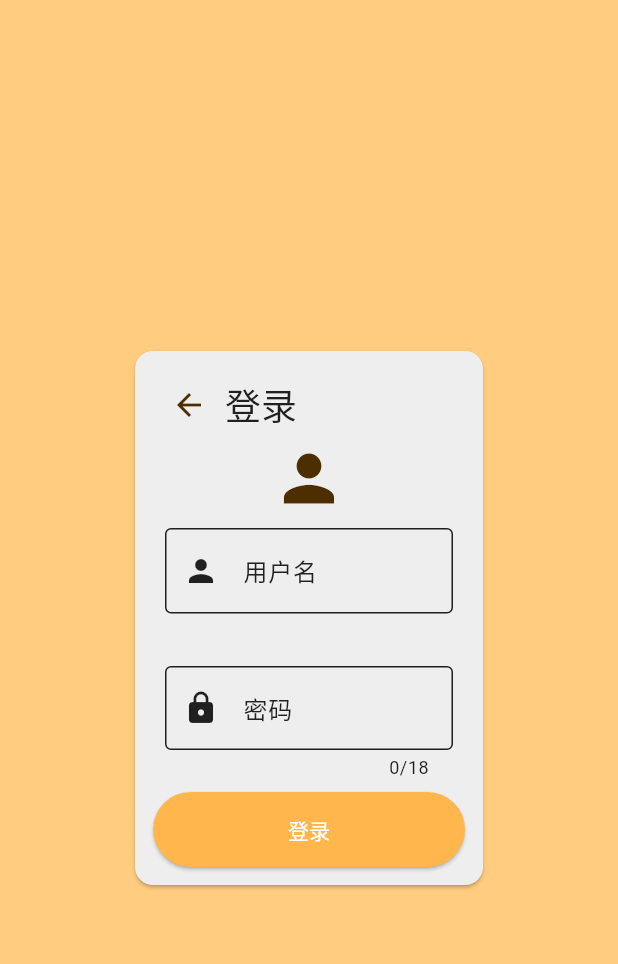
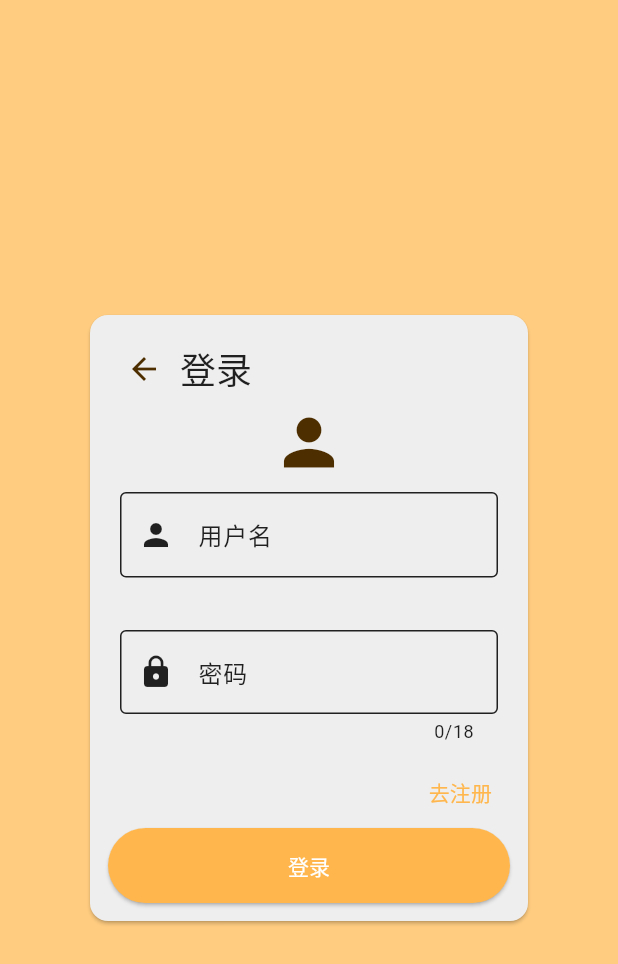
Before and after one commit to Yin-Jinlong/h-nas-community, a Flutter app: the screen it shows after launch, after a tap on the "menu" icon, after a tap on the "swap vert" icon, after a tap on the "person" icon, on a phone screen of 412 x 824 dp. Shown: the top 964 px of the screen. Run offline on Flutter 3.47's test engine with Material 3 defaults, Android fonts, the phone set to English and light mode, and no system bars; our stand-ins replace bot_toast, dio, flutter_breadcrumb, flutter_colorpicker, flutter_settings_screens, flutter_speed_dial and 3 more; missing offline and left inert: context_menus, universal_html; generated files the repository leaves out were written again; network calls fail.

Commit message:
feat: 添加注册页

```diff
--- /dev/null
+++ b/client/lib/components/tab_page.dart
@@ -0,0 +1,23 @@
+import 'package:flutter/cupertino.dart';
+
+class TabPage extends StatefulWidget {
+  final List<Widget> children;
+  final int index;
+
+  const TabPage({super.key, required this.children, required this.index});
+
+  @override
+  State createState() => _PageViewState();
+}
+
+class _PageViewState extends State<TabPage> {
+  @override
+  Widget build(BuildContext context) {
+    return Expanded(
+      child: AnimatedSwitcher(
+        duration: Duration(milliseconds: 300),
+        child: widget.children[widget.index],
+      ),
+    );
+  }
+}
--- a/client/lib/l10n/intl_en.arb
+++ b/client/lib/l10n/intl_en.arb
@@ -16,13 +16,17 @@
   "file_info_media_type": "Media Type",
   "file_info_path": "File Path",
   "file_info_update_time": "Update Time",
+  "goto_login": "Go to login",
+  "goto_logon": "Go to logon",
   "info": "Info",
   "language": "Language",
   "login": "Login",
+  "logon": "Logon",
   "no_data": "No Data",
   "now": "Now: ",
   "ok": "OK",
   "password": "password",
+  "password2": "confirm password",
   "pick_color": "Pick a color",
   "refresh": "Refresh",
   "scan_login": "Scan code to log in",
--- a/client/lib/l10n/intl_zh.arb
+++ b/client/lib/l10n/intl_zh.arb
@@ -16,13 +16,17 @@
   "file_info_media_type": "媒体类型",
   "file_info_path": "文件路径",
   "file_info_update_time": "更新时间",
+  "goto_login": "去登录",
+  "goto_logon": "去注册",
   "info": "信息",
   "language": "语言",
   "login": "登录",
+  "logon": "注册",
   "no_data": "空空如也",
   "now": "当前：",
   "ok": "确定",
   "password": "密码",
+  "password2": "确认密码",
   "pick_color": "选择颜色",
   "refresh": "刷新",
   "scan_login": "扫码登录",
--- a/client/lib/pages/login_logon/login_logon.dart
+++ b/client/lib/pages/login_logon/login_logon.dart
@@ -1,4 +1,5 @@
 import 'package:flutter/material.dart';
+import 'package:h_nas/components/tab_page.dart';
 import 'package:h_nas/model/user_model.dart';
 import 'package:h_nas/utils/api.dart';
 import 'package:h_nas/utils/toast.dart';
@@ -6,6 +7,9 @@ import 'package:provider/provider.dart';
 import 'package:universal_platform/universal_platform.dart';
 
 import '../../generated/l10n.dart';
+
+part 'login_logon.login.dart';
+part 'login_logon.logon.dart';
 
 class LogInOnPage extends StatefulWidget {
   const LogInOnPage({super.key});
@@ -17,6 +21,8 @@ class LogInOnPage extends StatefulWidget {
 }
 
 class _LogInOnPageState extends State<LogInOnPage> {
+  var pageIndex = 0;
+
   @override
   Widget build(BuildContext context) {
     return Scaffold(
@@ -25,44 +31,13 @@ class _LogInOnPageState extends State<LogInOnPage> {
         child: IntrinsicWidth(
           child: IntrinsicHeight(
             child: ConstrainedBox(
-              constraints: BoxConstraints(minWidth: 240),
+              constraints: BoxConstraints(minWidth: 300),
               child: Card(
                 child: Padding(
                   padding: EdgeInsets.all(12),
-                  child: Stack(children: [_LoginWidget(), _qrLayout()]),
-                ),
-              ),
-            ),
-          ),
-        ),
-      ),
-    );
-  }
-}
-
-class _LoginWidget extends StatefulWidget {
-  @override
-  State createState() {
-    return _LoginState();
-  }
-}
-
-class _LoginState extends State<_LoginWidget> {
-  final logid = TextEditingController(), password = TextEditingController();
-
-  _login() {
-    API.login(logid.text, password.text).then((v) {
-      if (v != null) {
-        Toast.showSuccess('Hi ${v.nick}!');
-        Provider.of<UserModel>(context, listen: false).set(v);
-        Navigator.of(context).pop();
-      }
-    });
-  }
-
-  @override
-  Widget build(BuildContext context) {
-    return Column(
+                  child: Stack(
+                    children: [
+                      Column(
                         children: [
                           Row(
                             children: [
@@ -70,52 +45,53 @@ class _LoginState extends State<_LoginWidget> {
                                 onPressed: () {
                                   Navigator.of(context).pop();
                                 },
-              icon: Hero(tag: 'menu_back', child: Icon(Icons.arrow_back)),
+                                icon: Hero(
+                                  tag: 'menu_back',
+                                  child: Icon(Icons.arrow_back),
                                 ),
-            Text(S.current.login, style: TextTheme.of(context).headlineSmall),
+                              ),
+                              Text(
+                                pageIndex == 0
+                                    ? S.current.login
+                                    : S.current.logon,
+                                style: TextTheme.of(context).headlineSmall,
+                              ),
                             ],
                           ),
-        Hero(tag: 'login', child: const Icon(Icons.person, size: 50)),
-        Expanded(
-          child: Padding(
-            padding: EdgeInsets.all(8),
-            child: TextField(
-              controller: logid,
-              decoration: InputDecoration(
-                labelText: S.current.username,
-                hintText: '${S.current.username}/id',
-                hintStyle: TextStyle(color: Colors.grey),
-                border: OutlineInputBorder(),
-                prefixIcon: Icon(Icons.person),
+                          Hero(
+                            tag: 'login',
+                            child: const Icon(Icons.person, size: 50),
+                          ),
+                          TabPage(
+                            index: pageIndex,
+                            children: [
+                              _LoginWidget(
+                                onGotoLogon: () {
+                                  setState(() {
+                                    pageIndex = 1;
+                                  });
+                                },
+                              ),
+                              _LogonWidget(
+                                onGotoLogin: () {
+                                  setState(() {
+                                    pageIndex = 0;
+                                  });
+                                },
+                              ),
+                            ],
+                          ),
+                        ],
+                      ),
+                      pageIndex == 0 ? _qrLayout() : Container(),
+                    ],
                   ),
                 ),
               ),
             ),
-        Expanded(
-          child: Padding(
-            padding: EdgeInsets.all(8),
-            child: TextField(
-              maxLength: 18,
-              obscureText: true,
-              controller: password,
-              decoration: InputDecoration(
-                labelText: S.current.password,
-                border: OutlineInputBorder(),
-                prefixIcon: Icon(Icons.lock),
           ),
         ),
       ),
-        ),
-        ElevatedButton(
-          style: ElevatedButton.styleFrom(
-            backgroundColor: ColorScheme.of(context).primary,
-            foregroundColor: ColorScheme.of(context).onPrimary,
-            minimumSize: Size(double.infinity, 50),
-          ),
-          onPressed: _login,
-          child: Text(S.current.login),
-        ),
-      ],
     );
   }
 }
--- /dev/null
+++ b/client/lib/pages/login_logon/login_logon.login.dart
@@ -0,0 +1,84 @@
+part of 'login_logon.dart';
+
+class _LoginWidget extends StatefulWidget {
+  final Function() onGotoLogon;
+
+  const _LoginWidget({required this.onGotoLogon});
+
+  @override
+  State createState() {
+    return _LoginState();
+  }
+}
+
+class _LoginState extends State<_LoginWidget> {
+  final logid = TextEditingController(), password = TextEditingController();
+
+  _login() {
+    API.login(logid.text, password.text).then((v) {
+      if (v != null) {
+        Toast.showSuccess('Hi ${v.nick}!');
+        Provider.of<UserModel>(context, listen: false).set(v);
+        Navigator.of(context).pop();
+      }
+    });
+  }
+
+  @override
+  Widget build(BuildContext context) {
+    return Column(
+      children: [
+        Expanded(
+          child: Padding(
+            padding: EdgeInsets.all(8),
+            child: TextField(
+              controller: logid,
+              decoration: InputDecoration(
+                labelText: S.current.username,
+                hintText: '${S.current.username}/id',
+                hintStyle: TextStyle(color: Colors.grey),
+                border: OutlineInputBorder(),
+                prefixIcon: Icon(Icons.person),
+              ),
+            ),
+          ),
+        ),
+        Expanded(
+          child: Padding(
+            padding: EdgeInsets.all(8),
+            child: TextField(
+              maxLength: 18,
+              obscureText: true,
+              controller: password,
+              decoration: InputDecoration(
+                labelText: S.current.password,
+                border: OutlineInputBorder(),
+                prefixIcon: Icon(Icons.lock),
+              ),
+            ),
+          ),
+        ),
+        Stack(
+          children: [
+            Align(
+              alignment: Alignment.centerRight,
+              child: TextButton(
+                onPressed: widget.onGotoLogon,
+                child: Text(S.current.goto_logon),
+              ),
+            ),
+          ],
+        ),
+        ElevatedButton(
+          style: ElevatedButton.styleFrom(
+            backgroundColor: ColorScheme.of(context).primary,
+            foregroundColor: ColorScheme.of(context).onPrimary,
+            minimumSize: Size(double.infinity, 50),
+          ),
+          onPressed: _login,
+          child: Text(S.current.login),
+        ),
+      ],
+    );
+  }
+}
```
Also changed, not shown: client/lib/pages/login_logon/login_logon.logon.dart (added, +93 -0 lines). Lines whose indentation alone changed are shown as unchanged.
